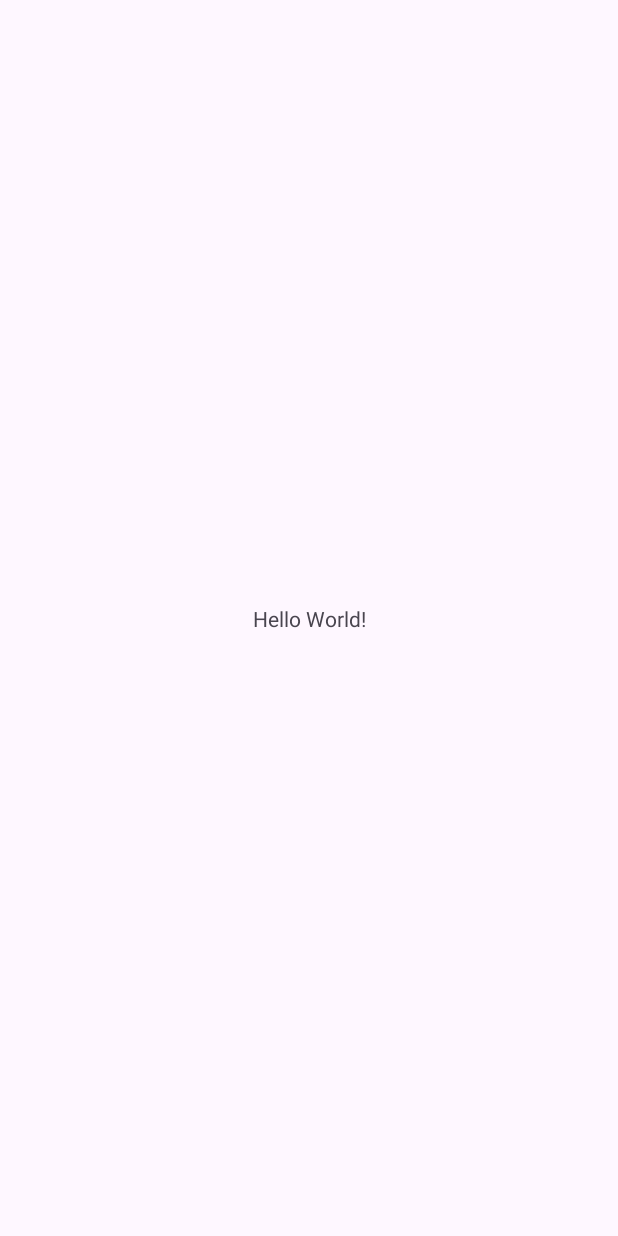
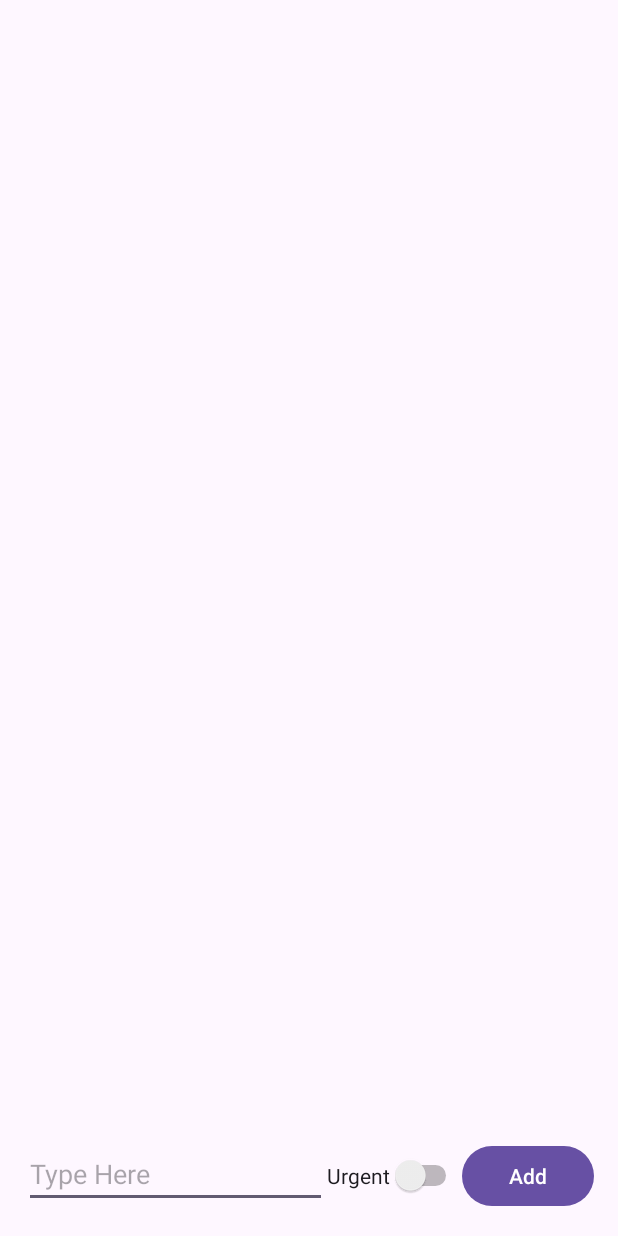
Before and after one commit to wisalfarooq/LAB4, an Android app: the screen it shows after launch (MainActivity), on a phone screen of 412 x 824 dp. Before the commit the screen is almost empty. Run offline under Robolectric (Android 15) with nearby library versions, the phone set to English and light mode, and no system bars.

Commit message:
Implemented Lab 4: Todo App with ListView, custom adapter, urgent items, and deletion

```diff
--- a/app/src/main/java/com/example/lab4/MainActivity.kt
+++ b/app/src/main/java/com/example/lab4/MainActivity.kt
@@ -1,20 +1,98 @@
 package com.example.lab4
 
+import android.graphics.Color
+import androidx.appcompat.app.AppCompatActivity
 import android.os.Bundle
-import androidx.activity.enableEdgeToEdge
-import androidx.appcompat.app.AppCompatActivity
-import androidx.core.view.ViewCompat
-import androidx.core.view.WindowInsetsCompat
+import android.view.View
+import android.view.ViewGroup
+import android.widget.*
+import androidx.appcompat.app.AlertDialog
 
 class MainActivity : AppCompatActivity() {
+
+    private lateinit var todoListView: ListView
+    private lateinit var todoEditText: EditText
+    private lateinit var urgentSwitch: Switch
+    private lateinit var addButton: Button
+    private lateinit var todoList: MutableList<TodoItem>
+    private lateinit var adapter: TodoAdapter
+
     override fun onCreate(savedInstanceState: Bundle?) {
         super.onCreate(savedInstanceState)
-        enableEdgeToEdge()
         setContentView(R.layout.activity_main)
-        ViewCompat.setOnApplyWindowInsetsListener(findViewById(R.id.main)) { v, insets ->
-            val systemBars = insets.getInsets(WindowInsetsCompat.Type.systemBars())
-            v.setPadding(systemBars.left, systemBars.top, systemBars.right, systemBars.bottom)
-            insets
+
+        // Initialize views
+        todoListView = findViewById(R.id.todoListView)
+        todoEditText = findViewById(R.id.todoEditText)
+        urgentSwitch = findViewById(R.id.urgentSwitch)
+        addButton = findViewById(R.id.addButton)
+
+        // Initialize todo list and adapter
+        todoList = mutableListOf()
+        adapter = TodoAdapter(todoList)
+        todoListView.adapter = adapter
+
+        // Add button click listener
+        addButton.setOnClickListener {
+            val todoText = todoEditText.text.toString().trim()
+            if (todoText.isNotEmpty()) {
+                val newTodo = TodoItem(todoText, urgentSwitch.isChecked)
+                todoList.add(newTodo)
+                adapter.notifyDataSetChanged()
+                todoEditText.text.clear()
+                urgentSwitch.isChecked = false
+            } else {
+                todoEditText.error = "Please enter a todo item"
+            }
+        }
+
+        // Long click listener for deletion
+        todoListView.onItemLongClickListener = AdapterView.OnItemLongClickListener { _, _, position, _ ->
+            showDeleteDialog(position)
+            true
+        }
+    }
+
+    private fun showDeleteDialog(position: Int) {
+        AlertDialog.Builder(this)
+            .setTitle(getString(R.string.delete_dialog_title))
+            .setMessage(getString(R.string.delete_dialog_message, position))
+            .setPositiveButton(getString(R.string.yes)) { dialog, _ ->
+                todoList.removeAt(position)
+                adapter.notifyDataSetChanged()
+                dialog.dismiss()
+            }
+            .setNegativeButton(getString(R.string.no)) { dialog, _ ->
+                dialog.dismiss()
+            }
+            .show()
+    }
+
+    // Custom Adapter
+    inner class TodoAdapter(private val items: List<TodoItem>) : BaseAdapter() {
+
+        override fun getCount(): Int = items.size
+
+        override fun getItem(position: Int): TodoItem = items[position]
+
+        override fun getItemId(position: Int): Long = position.toLong()
+
+        override fun getView(position: Int, convertView: View?, parent: ViewGroup): View {
+            val view = convertView ?: layoutInflater.inflate(R.layout.list_item_todo, parent, false)
+            val textView = view.findViewById<TextView>(R.id.todoTextView)
+            val todoItem = getItem(position)
+
+            textView.text = todoItem.text
+
+            if (todoItem.isUrgent) {
+                view.setBackgroundColor(Color.RED)
+                textView.setTextColor(Color.WHITE)
+            } else {
+                view.setBackgroundColor(Color.TRANSPARENT)
+                textView.setTextColor(Color.BLACK)
+            }
+
+            return view
         }
     }
 }
--- /dev/null
+++ b/app/src/main/java/com/example/lab4/TodoItem.kt
@@ -0,0 +1,6 @@
+package com.example.lab4
+
+data class TodoItem(
+    val text: String,
+    val isUrgent: Boolean
+)
--- a/app/src/main/res/layout/activity_main.xml
+++ b/app/src/main/res/layout/activity_main.xml
@@ -1,19 +1,43 @@
 <?xml version="1.0" encoding="utf-8"?>
-<androidx.constraintlayout.widget.ConstraintLayout xmlns:android="http://schemas.android.com/apk/res/android"
-    xmlns:app="http://schemas.android.com/apk/res-auto"
-    xmlns:tools="http://schemas.android.com/tools"
-    android:id="@+id/main"
+<?xml version="1.0" encoding="utf-8"?>
+<LinearLayout xmlns:android="http://schemas.android.com/apk/res/android"
     android:layout_width="match_parent"
     android:layout_height="match_parent"
-    tools:context=".MainActivity">
+    android:orientation="vertical"
+    android:padding="16dp">
 
-    <TextView
-        android:layout_width="wrap_content"
+    <ListView
+        android:id="@+id/todoListView"
+        android:layout_width="match_parent"
+        android:layout_height="0dp"
+        android:layout_weight="1"
+        android:layout_marginBottom="16dp" />
+
+    <LinearLayout
+        android:layout_width="match_parent"
         android:layout_height="wrap_content"
-        android:text="Hello World!"
-        app:layout_constraintBottom_toBottomOf="parent"
-        app:layout_constraintEnd_toEndOf="parent"
-        app:layout_constraintStart_toStartOf="parent"
-        app:layout_constraintTop_toTopOf="parent" />
+        android:orientation="horizontal">
 
-</androidx.constraintlayout.widget.ConstraintLayout>
+        <EditText
+            android:id="@+id/todoEditText"
+            android:layout_width="0dp"
+            android:layout_height="wrap_content"
+            android:layout_weight="1"
+            android:autofillHints=""
+            android:hint="@string/type_here" />
+
+        <Switch
+            android:id="@+id/urgentSwitch"
+            android:layout_width="wrap_content"
+            android:layout_height="wrap_content"
+            android:text="@string/urgent" />
+
+        <Button
+            android:id="@+id/addButton"
+            android:layout_width="wrap_content"
+            android:layout_height="wrap_content"
+            android:text="@string/add" />
+
+    </LinearLayout>
+
+</LinearLayout>
--- a/app/src/main/res/values/strings.xml
+++ b/app/src/main/res/values/strings.xml
@@ -1,3 +1,10 @@
 <resources>
-    <string name="app_name">lab4</string>
+    <string name="app_name">Todo App</string>
+    <string name="type_here">Type Here</string>
+    <string name="urgent">Urgent</string>
+    <string name="add">Add</string>
+    <string name="delete_dialog_title">Do you want to delete this?</string>
+    <string name="delete_dialog_message">The selected row is: %d</string>
+    <string name="yes">Yes</string>
+    <string name="no">No</string>
 </resources>
```
Also changed, not shown: app/src/main/res/layout/list_item_todo.xml (added, +8 -0 lines), 1 other file.
